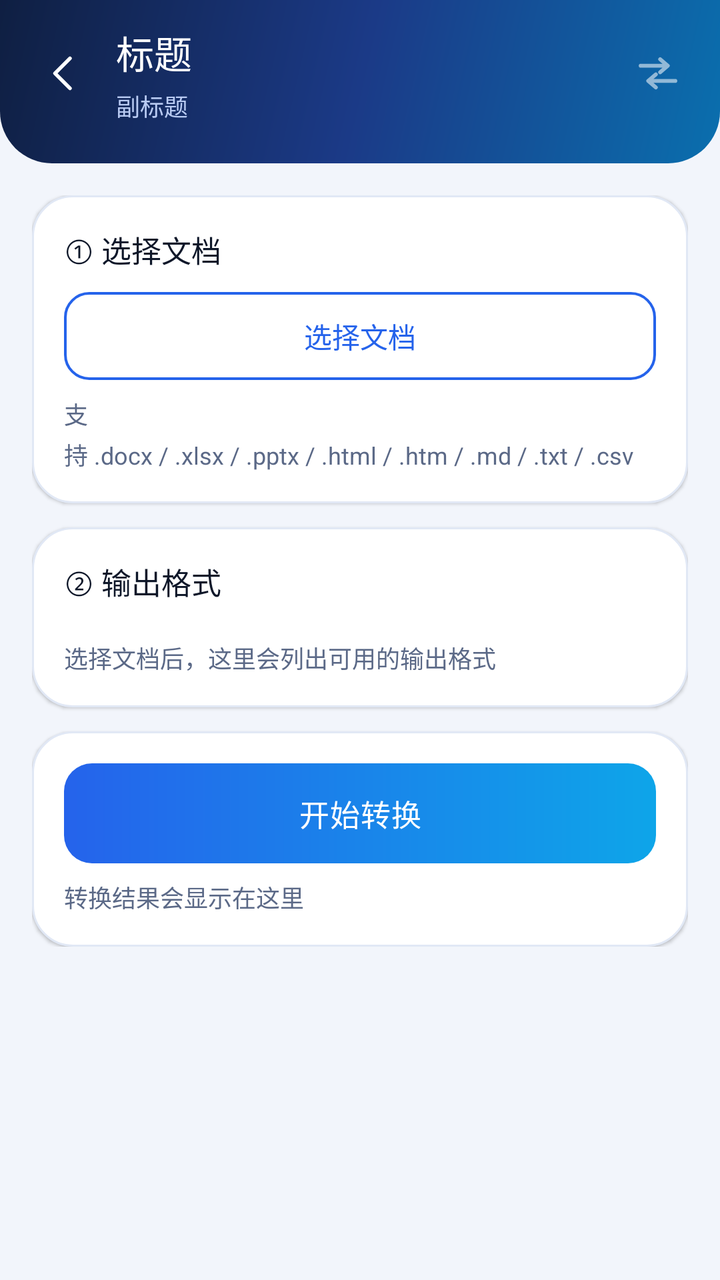
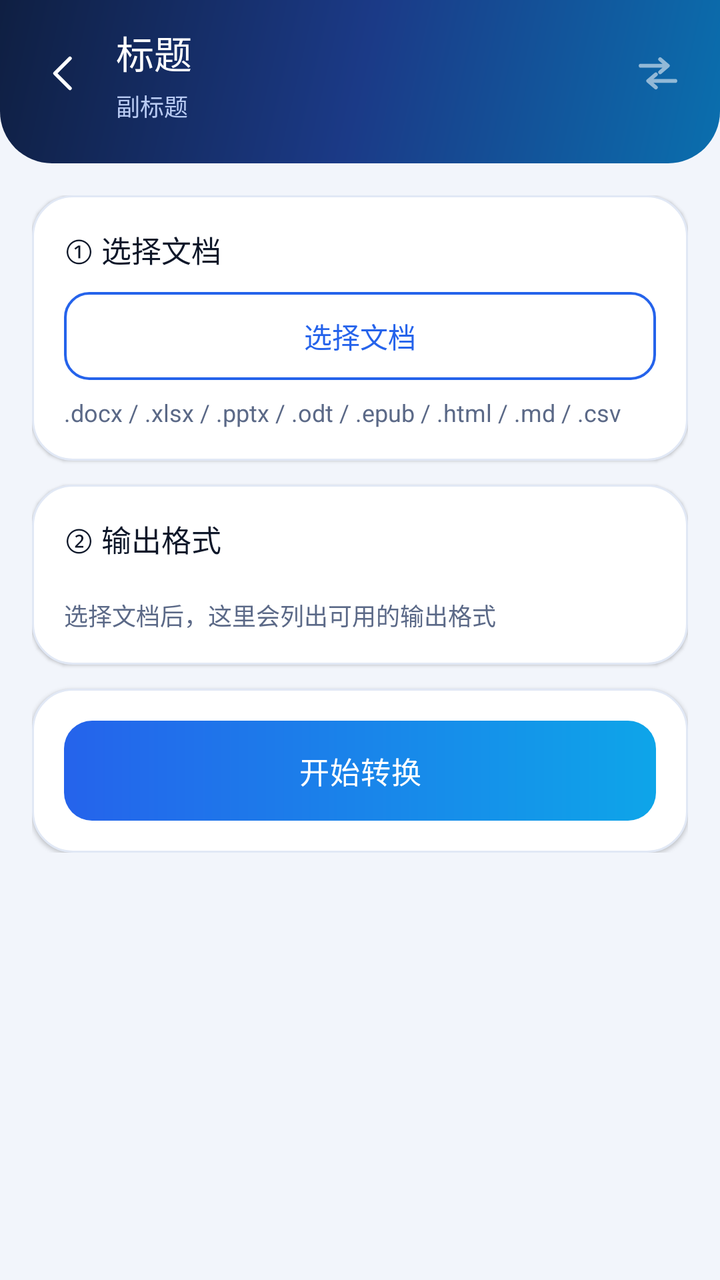

Screens rendered from an Android XML layout before and after an edit, with the pre-edit source and the edit as a unified diff.
<!-- AndroidManifest.xml: application theme AppTheme -->
<!-- res/layout/activity_doc.xml -->
<?xml version="1.0" encoding="utf-8"?>
<ScrollView xmlns:android="http://schemas.android.com/apk/res/android"
    android:layout_width="match_parent"
    android:layout_height="match_parent"
    android:background="@color/bg"
    android:fillViewport="true"
    android:scrollbars="none">

    <LinearLayout
        android:layout_width="match_parent"
        android:layout_height="wrap_content"
        android:orientation="vertical">

        <include layout="@layout/part_topbar" />

        <LinearLayout
            android:layout_width="match_parent"
            android:layout_height="wrap_content"
            android:orientation="vertical"
            android:paddingLeft="16dp"
            android:paddingTop="16dp"
            android:paddingRight="16dp"
            android:paddingBottom="28dp">

            <LinearLayout
                android:layout_width="match_parent"
                android:layout_height="wrap_content"
                android:background="@drawable/bg_card"
                android:elevation="1dp"
                android:orientation="vertical"
                android:padding="16dp">

                <TextView
                    android:layout_width="wrap_content"
                    android:layout_height="wrap_content"
                    android:text="① 选择文档"
                    style="@style/CardText" />

                <Button
                    android:id="@+id/btnPickDoc"
                    android:layout_width="match_parent"
                    android:layout_height="wrap_content"
                    android:layout_marginTop="10dp"
                    android:text="选择文档"
                    style="@style/GhostButton" />

                <TextView
                    android:id="@+id/tvDocInfo"
                    android:layout_width="match_parent"
                    android:layout_height="wrap_content"
                    android:layout_marginTop="8dp"
                    android:text="支持 .docx / .xlsx / .pptx / .html / .htm / .md / .txt / .csv"
                    style="@style/CaptionText" />
            </LinearLayout>

            <LinearLayout
                android:layout_width="match_parent"
                android:layout_height="wrap_content"
                android:layout_marginTop="12dp"
                android:background="@drawable/bg_card"
                android:elevation="1dp"
                android:orientation="vertical"
                android:padding="16dp">

                <TextView
                    android:layout_width="wrap_content"
                    android:layout_height="wrap_content"
                    android:text="② 输出格式"
                    style="@style/CardText" />

                <HorizontalScrollView
                    android:layout_width="match_parent"
                    android:layout_height="wrap_content"
                    android:layout_marginTop="10dp"
                    android:scrollbars="none">

                    <LinearLayout
                        android:id="@+id/outChips"
                        android:layout_width="wrap_content"
                        android:layout_height="wrap_content"
                        android:orientation="horizontal" />
                </HorizontalScrollView>

                <TextView
                    android:id="@+id/tvOutHint"
                    android:layout_width="match_parent"
                    android:layout_height="wrap_content"
                    android:layout_marginTop="8dp"
                    android:text="选择文档后，这里会列出可用的输出格式"
                    style="@style/CaptionText" />
            </LinearLayout>

            <LinearLayout
                android:layout_width="match_parent"
                android:layout_height="wrap_content"
                android:layout_marginTop="12dp"
                android:background="@drawable/bg_card"
                android:elevation="1dp"
                android:orientation="vertical"
                android:padding="16dp">

                <Button
                    android:id="@+id/btnDocConvert"
                    android:layout_width="match_parent"
                    android:layout_height="wrap_content"
                    android:text="开始转换"
                    style="@style/PrimaryButton" />

                <ProgressBar
                    android:id="@+id/pbDoc"
                    android:layout_width="match_parent"
                    android:layout_height="wrap_content"
                    android:layout_marginTop="10dp"
                    android:indeterminateTint="@color/brand"
                    android:visibility="gone" />

                <TextView
                    android:id="@+id/tvDocStatus"
                    android:layout_width="match_parent"
                    android:layout_height="wrap_content"
                    android:layout_marginTop="8dp"
                    android:text="转换结果会显示在这里"
                    style="@style/CaptionText" />

                <ScrollView
                    android:id="@+id/svPreview"
                    android:layout_width="match_parent"
                    android:layout_height="220dp"
                    android:layout_marginTop="10dp"
                    android:background="@drawable/bg_result"
                    android:padding="12dp"
                    android:scrollbars="vertical"
                    android:visibility="gone">

                    <TextView
                        android:id="@+id/tvPreview"
                        android:layout_width="match_parent"
                        android:layout_height="wrap_content"
                        android:lineSpacingExtra="4dp"
                        android:textColor="@color/text_primary"
                        android:textSize="13.5sp" />
                </ScrollView>

                <LinearLayout
                    android:id="@+id/docResultHost"
                    android:layout_width="match_parent"
                    android:layout_height="wrap_content"
                    android:layout_marginTop="8dp"
                    android:orientation="vertical"
                    android:visibility="gone" />

                <LinearLayout
                    android:id="@+id/docActionRow"
                    android:layout_width="match_parent"
                    android:layout_height="wrap_content"
                    android:layout_marginTop="10dp"
                    android:orientation="horizontal"
                    android:visibility="gone">

                    <Button
                        android:id="@+id/btnDocCopy"
                        android:layout_width="0dp"
                        android:layout_height="wrap_content"
                        android:layout_marginEnd="8dp"
                        android:layout_weight="1"
                        android:text="复制"
                        style="@style/GhostButton" />

                    <Button
                        android:id="@+id/btnDocSave"
                        android:layout_width="0dp"
                        android:layout_height="wrap_content"
                        android:layout_marginEnd="8dp"
                        android:layout_weight="1.2"
                        android:text="另存为"
                        style="@style/GhostButton" />

                    <Button
                        android:id="@+id/btnDocShare"
                        android:layout_width="0dp"
                        android:layout_height="wrap_content"
                        android:layout_weight="1"
                        android:text="分享"
                        style="@style/GhostButton" />
                </LinearLayout>
            </LinearLayout>
        </LinearLayout>
    </LinearLayout>
</ScrollView>
<!-- res/layout/part_topbar.xml (included above) -->
<?xml version="1.0" encoding="utf-8"?>
<LinearLayout xmlns:android="http://schemas.android.com/apk/res/android"
    android:layout_width="match_parent"
    android:layout_height="wrap_content"
    android:background="@drawable/bg_topbar"
    android:orientation="vertical"
    android:paddingLeft="10dp"
    android:paddingTop="12dp"
    android:paddingRight="18dp"
    android:paddingBottom="20dp">

    <LinearLayout
        android:layout_width="match_parent"
        android:layout_height="wrap_content"
        android:gravity="center_vertical"
        android:orientation="horizontal">

        <ImageView
            android:id="@+id/btnBack"
            android:layout_width="44dp"
            android:layout_height="44dp"
            android:background="?android:attr/selectableItemBackgroundBorderless"
            android:contentDescription="返回"
            android:padding="10dp"
            android:src="@drawable/ic_back" />

        <LinearLayout
            android:layout_width="0dp"
            android:layout_height="wrap_content"
            android:layout_marginStart="4dp"
            android:layout_weight="1"
            android:orientation="vertical">

            <TextView
                android:id="@+id/tvTitle"
                android:layout_width="wrap_content"
                android:layout_height="wrap_content"
                android:fontFamily="sans-serif-medium"
                android:textColor="@color/white"
                android:textSize="19sp"
                android:text="标题" />

            <TextView
                android:id="@+id/tvSubtitle"
                android:layout_width="wrap_content"
                android:layout_height="wrap_content"
                android:layout_marginTop="4dp"
                android:textColor="@color/header_sub"
                android:textSize="12sp"
                android:text="副标题" />
        </LinearLayout>

        <ImageView
            android:id="@+id/ivHeaderIcon"
            android:layout_width="26dp"
            android:layout_height="26dp"
            android:alpha="0.55"
            android:contentDescription="@null"
            android:src="@drawable/ic_swap" />
    </LinearLayout>
</LinearLayout>
<!-- resources referenced by this layout -->
<resources>
  <color name="bg">#F2F5FB</color>
  <color name="brand">#2563EB</color>
  <color name="header_sub">#B9CBF3</color>
  <color name="text_primary">#0E1729</color>
  <color name="white">#FFFFFF</color>
  <!-- drawable bg_card (drawable) -->
  <?xml version="1.0" encoding="utf-8"?>
  <shape xmlns:android="http://schemas.android.com/apk/res/android" android:shape="rectangle">
      <solid android:color="@color/surface" />
      <corners android:radius="20dp" />
      <stroke android:width="1dp" android:color="@color/divider" />
  </shape>
  <!-- drawable bg_result (drawable) -->
  <?xml version="1.0" encoding="utf-8"?>
  <shape xmlns:android="http://schemas.android.com/apk/res/android" android:shape="rectangle">
      <solid android:color="@color/surface_alt" />
      <corners android:radius="14dp" />
  </shape>
  <!-- drawable bg_topbar (drawable) -->
  <?xml version="1.0" encoding="utf-8"?>
  <shape xmlns:android="http://schemas.android.com/apk/res/android" android:shape="rectangle">
      <gradient android:angle="315" android:startColor="@color/brand_deep" android:centerColor="@color/brand_mid" android:endColor="#0A6FAE" android:type="linear" />
      <corners android:bottomLeftRadius="26dp" android:bottomRightRadius="26dp" />
  </shape>
  <!-- drawable ic_back (drawable) -->
  <?xml version="1.0" encoding="utf-8"?>
  <vector xmlns:android="http://schemas.android.com/apk/res/android"
      android:width="24dp" android:height="24dp"
      android:viewportWidth="24" android:viewportHeight="24">
      <path android:pathData="M15,4.5L7.5,12L15,19.5" android:strokeColor="#FFFFFF" android:strokeWidth="1.8" android:fillColor="#00000000" android:strokeLineCap="round" android:strokeLineJoin="round" />
  </vector>
  <!-- drawable ic_swap (drawable) -->
  <?xml version="1.0" encoding="utf-8"?>
  <vector xmlns:android="http://schemas.android.com/apk/res/android"
      android:width="24dp" android:height="24dp"
      android:viewportWidth="24" android:viewportHeight="24">
      <path android:pathData="M4,8.5h12M13,5.5l3.5,3 -3.5,3M20,15.5H8M11,12.5l-3.5,3 3.5,3" android:strokeColor="#FFFFFF" android:strokeWidth="1.8" android:fillColor="#00000000" android:strokeLineCap="round" android:strokeLineJoin="round" />
  </vector>
  <style name="CaptionText">
          <item name="android:textColor">@color/text_secondary</item>
          <item name="android:textSize">12sp</item>
          <item name="android:lineSpacingExtra">3sp</item>
      </style>
  <style name="CardText">
          <item name="android:textColor">@color/text_primary</item>
          <item name="android:textSize">15sp</item>
          <item name="android:fontFamily">sans-serif-medium</item>
      </style>
  <color name="surface">#FFFFFF</color>
  <color name="divider">#E1E8F5</color>
  <color name="surface_alt">#EFF3FB</color>
  <color name="brand_deep">#0F1F42</color>
  <color name="brand_mid">#1B3A87</color>
  <color name="text_secondary">#5B6987</color>
  <!-- drawable bg_btn_ghost (drawable) -->
  <?xml version="1.0" encoding="utf-8"?>
  <ripple xmlns:android="http://schemas.android.com/apk/res/android" android:color="#1A2563EB">
      <item>
          <shape android:shape="rectangle">
              <solid android:color="@color/surface" />
              <corners android:radius="12dp" />
              <stroke android:width="1.2dp" android:color="@color/brand" />
          </shape>
      </item>
  </ripple>
  <!-- drawable bg_btn_primary (drawable) -->
  <?xml version="1.0" encoding="utf-8"?>
  <ripple xmlns:android="http://schemas.android.com/apk/res/android" android:color="#4DFFFFFF">
      <item>
          <shape android:shape="rectangle">
              <gradient android:angle="0" android:startColor="@color/brand" android:endColor="@color/accent" android:type="linear" />
              <corners android:radius="14dp" />
          </shape>
      </item>
  </ripple>
  <color name="text_tertiary">#909DB4</color>
  <color name="accent">#0EA5E9</color>
  <!-- unchanged entries left out for length: 3 -->
</resources>

<!-- the commit's change to res/layout/activity_doc.xml (unified diff, before → after) -->
@@ -14,6 +14,7 @@
         <include layout="@layout/part_topbar" />
 
         <LinearLayout
+            android:id="@+id/docBody"
             android:layout_width="match_parent"
             android:layout_height="wrap_content"
             android:orientation="vertical"
@@ -23,6 +24,7 @@
             android:paddingBottom="28dp">
 
             <LinearLayout
+                android:id="@+id/cardPickDoc"
                 android:layout_width="match_parent"
                 android:layout_height="wrap_content"
                 android:background="@drawable/bg_card"
@@ -49,11 +51,12 @@
                     android:layout_width="match_parent"
                     android:layout_height="wrap_content"
                     android:layout_marginTop="8dp"
-                    android:text="支持 .docx / .xlsx / .pptx / .html / .htm / .md / .txt / .csv"
+                    android:text=".docx / .xlsx / .pptx / .odt / .epub / .html / .md / .csv"
                     style="@style/CaptionText" />
             </LinearLayout>
 
             <LinearLayout
+                android:id="@+id/cardDocFormat"
                 android:layout_width="match_parent"
                 android:layout_height="wrap_content"
                 android:layout_marginTop="12dp"
@@ -91,6 +94,7 @@
             </LinearLayout>
 
             <LinearLayout
+                android:id="@+id/cardDocRun"
                 android:layout_width="match_parent"
                 android:layout_height="wrap_content"
                 android:layout_marginTop="12dp"
@@ -113,12 +117,23 @@
                     android:layout_marginTop="10dp"
                     android:indeterminateTint="@color/brand"
                     android:visibility="gone" />
+            </LinearLayout>
+
+            <LinearLayout
+                android:id="@+id/cardDocResult"
+                android:layout_width="match_parent"
+                android:layout_height="wrap_content"
+                android:layout_marginTop="12dp"
+                android:background="@drawable/bg_card"
+                android:elevation="1dp"
+                android:orientation="vertical"
+                android:padding="16dp"
+                android:visibility="gone">
 
                 <TextView
                     android:id="@+id/tvDocStatus"
                     android:layout_width="match_parent"
                     android:layout_height="wrap_content"
-                    android:layout_marginTop="8dp"
                     android:text="转换结果会显示在这里"
                     style="@style/CaptionText" />
 
